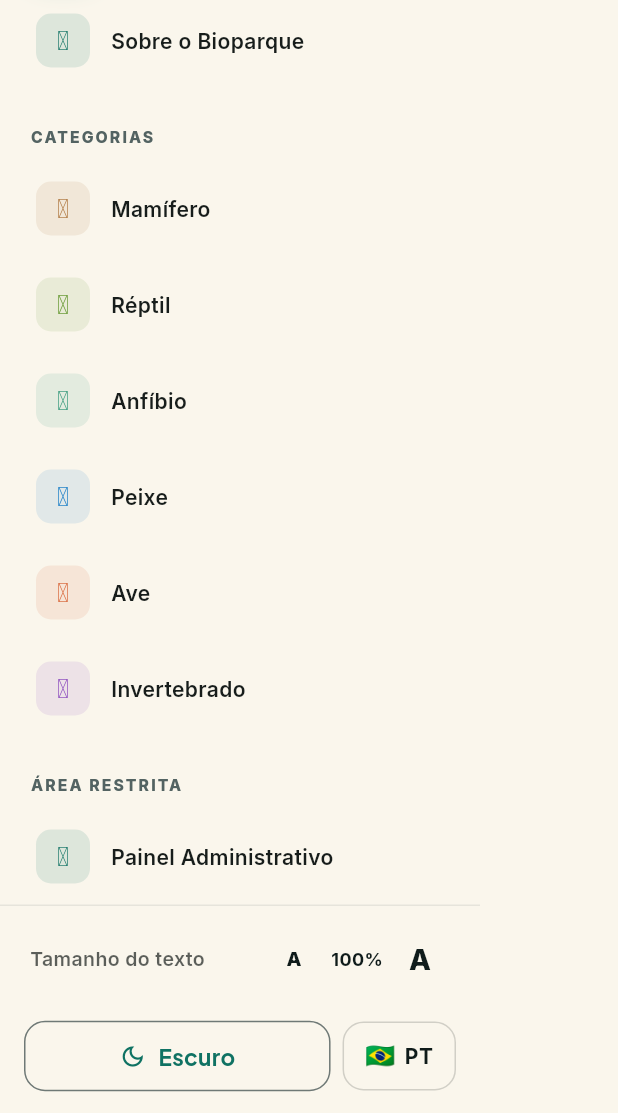
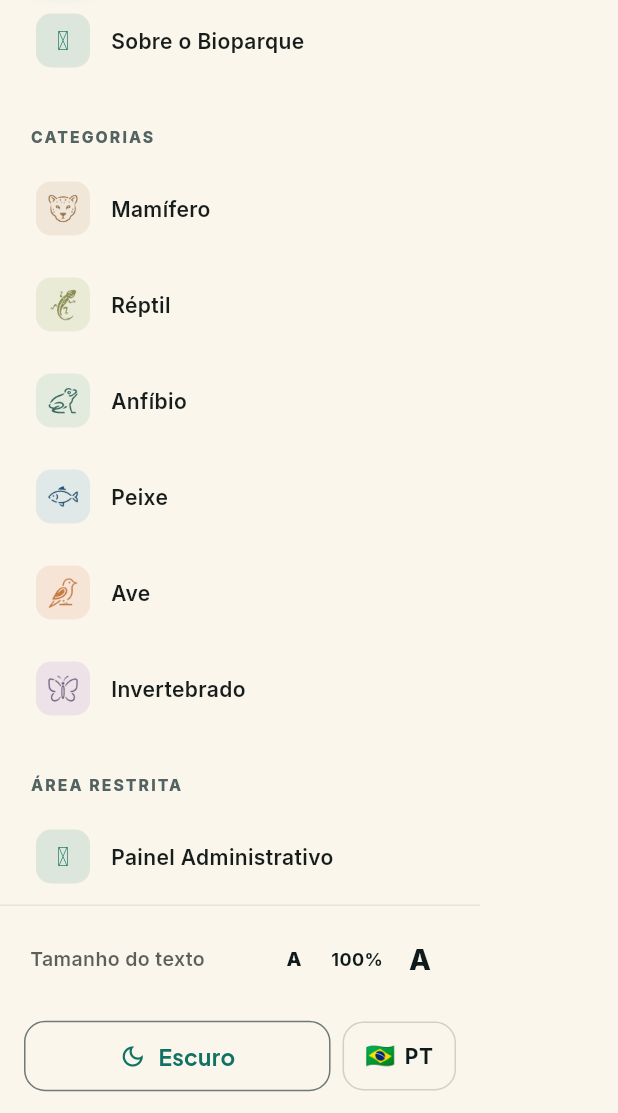
Before and after one commit to projetocientificofaunadobiopar-dev/aquariopantanal, a Flutter app: the AppDrawer widget shown alone on an empty page, opened directly, scrolled down 177 dp, on a phone screen of 412 x 824 dp, the part 123-1236 px from its top. Run offline on Flutter 3.47's test engine with Material 3 defaults, Android fonts, the phone set to English and light mode, and no system bars; our stand-ins replace cached_network_image, flutter_staggered_animations, go_router, google_fonts, image_picker, qr_flutter and 3 more; missing offline and left inert: dart:js_interop, mobile_scanner; accounts and stored records are empty; network calls fail.

Commit message:
feat: substituir icones de classe por ilustracoes customizadas
- Adiciona 6 PNGs customizados (mamifero, reptil, anfibio, peixe, ave,
  invertebrado) com fundo transparente em assets/classes/
- Script PowerShell em assets/src/split_icons.ps1 que recorta e
  remove o fundo cremoso do mockup original
- ClasseIcon e ClasseAvatar agora usam Image.asset com BoxFit.contain
- ClasseAvatar com soft=false pinta o icone de branco via BlendMode.srcIn
- _MenuTile do drawer aceita iconWidget customizado

```diff
--- a/lib/widgets/app_drawer.dart
+++ b/lib/widgets/app_drawer.dart
@@ -77,7 +77,11 @@ class AppDrawer extends StatelessWidget {
                     final data = ClasseIconData.of(c);
                     final active = categoriaSelecionada == c;
                     return _MenuTile(
-                      icon: data.icon,
+                      iconWidget: SizedBox(
+                        width: 22,
+                        height: 22,
+                        child: ClasseIcon(classe: c, size: 22),
+                      ),
                       iconColor: data.color,
                       label: c.label(loc),
                       onTap: () {
@@ -204,13 +208,15 @@ class _Brand extends StatelessWidget {
 }
 
 class _MenuTile extends StatelessWidget {
-  final IconData icon;
+  final IconData? icon;
+  final Widget? iconWidget;
   final Color? iconColor;
   final String label;
   final VoidCallback onTap;
   final bool active;
   const _MenuTile({
-    required this.icon,
+    this.icon,
+    this.iconWidget,
     this.iconColor,
     required this.label,
     required this.onTap,
@@ -236,15 +242,17 @@ class _MenuTile extends StatelessWidget {
                 Container(
                   width: 36,
                   height: 36,
+                  alignment: Alignment.center,
                   decoration: BoxDecoration(
                     color: (iconColor ?? scheme.primary).withOpacity(0.12),
                     borderRadius: BorderRadius.circular(10),
                   ),
-                  child: Icon(
-                    icon,
-                    size: 18,
-                    color: iconColor ?? scheme.primary,
-                  ),
+                  child: iconWidget ??
+                      Icon(
+                        icon,
+                        size: 18,
+                        color: iconColor ?? scheme.primary,
+                      ),
                 ),
                 const SizedBox(width: 14),
                 Expanded(
--- a/lib/widgets/classe_icon.dart
+++ b/lib/widgets/classe_icon.dart
@@ -1,53 +1,76 @@
 import 'package:flutter/material.dart';
 
 import '../models/especie.dart';
-import 'app_icons.dart';
 
 class ClasseIconData {
-  final IconData icon;
+  final String asset;
   final Color color;
-  const ClasseIconData(this.icon, this.color);
+  const ClasseIconData(this.asset, this.color);
 
   static ClasseIconData of(ClasseTaxonomica c) {
     switch (c) {
       case ClasseTaxonomica.mamifero:
-        return const ClasseIconData(AppIcons.paw, Color(0xFFB07B45));
+        return const ClasseIconData(
+            'assets/classes/mamifero.png', Color(0xFFB07B45));
       case ClasseTaxonomica.reptil:
-        return const ClasseIconData(AppIcons.staffSnake, Color(0xFF6F9E3D));
+        return const ClasseIconData(
+            'assets/classes/reptil.png', Color(0xFF6F9E3D));
       case ClasseTaxonomica.anfibio:
-        return const ClasseIconData(AppIcons.frog, Color(0xFF3B9B7E));
+        return const ClasseIconData(
+            'assets/classes/anfibio.png', Color(0xFF3B9B7E));
       case ClasseTaxonomica.peixe:
-        return const ClasseIconData(AppIcons.fish, Color(0xFF2A86C9));
+        return const ClasseIconData(
+            'assets/classes/peixe.png', Color(0xFF2A86C9));
       case ClasseTaxonomica.ave:
-        return const ClasseIconData(AppIcons.dove, Color(0xFFD96B3F));
+        return const ClasseIconData(
+            'assets/classes/ave.png', Color(0xFFD96B3F));
       case ClasseTaxonomica.invertebrado:
-        return const ClasseIconData(AppIcons.spider, Color(0xFF8E4FBF));
+        return const ClasseIconData(
+            'assets/classes/invertebrado.png', Color(0xFF8E4FBF));
     }
   }
 }
 
+/// Ícone PNG da classe taxonômica (com cor original do desenho).
 class ClasseIcon extends StatelessWidget {
   final ClasseTaxonomica classe;
   final double size;
   final Color? color;
+
   const ClasseIcon({
     super.key,
     required this.classe,
-    this.size = 18,
+    this.size = 22,
     this.color,
   });
 
   @override
   Widget build(BuildContext context) {
     final data = ClasseIconData.of(classe);
-    return Icon(data.icon, size: size, color: color ?? data.color);
+    return SizedBox(
+      width: size,
+      height: size,
+      child: Image.asset(
+        data.asset,
+        fit: BoxFit.contain,
+        // Se um color customizado for passado (ex: branco em fundo escuro),
+        // pinta o ícone com srcIn pra ficar monocromático.
+        color: color,
+        colorBlendMode: color != null ? BlendMode.srcIn : null,
+      ),
+    );
   }
 }
 
+/// Avatar circular com a cor da classe + ícone PNG branco em cima.
 class ClasseAvatar extends StatelessWidget {
   final ClasseTaxonomica classe;
   final double size;
+
+  /// `soft = true` → fundo translúcido na cor da classe + ícone colorido.
+  /// `soft = false` (padrão) → fundo sólido na cor da classe + ícone branco.
   final bool soft;
+
   const ClasseAvatar({
     super.key,
     required this.classe,
@@ -67,12 +90,14 @@ class ClasseAvatar extends StatelessWidget {
         shape: BoxShape.circle,
         border: soft
             ? null
-            : Border.all(color: Colors.white.withOpacity(0.2), width: 1),
+            : Border.all(color: Colors.white.withOpacity(0.25), width: 1),
       ),
-      child: Icon(
-        data.icon,
-        size: size * 0.5,
-        color: soft ? data.color : Colors.white,
+      padding: EdgeInsets.all(size * 0.18),
+      child: Image.asset(
+        data.asset,
+        fit: BoxFit.contain,
+        color: soft ? null : Colors.white,
+        colorBlendMode: soft ? null : BlendMode.srcIn,
       ),
     );
   }
--- a/pubspec.yaml
+++ b/pubspec.yaml
@@ -30,3 +30,5 @@ dev_dependencies:
 
 flutter:
   uses-material-design: true
+  assets:
+    - assets/classes/
```
Also changed, not shown: assets/classes/anfibio.png (added), assets/classes/ave.png (added), assets/classes/invertebrado.png (added), assets/classes/mamifero.png (added), assets/classes/peixe.png (added), assets/classes/reptil.png (added), assets/src/icones_original.png (added), 1 other file.
